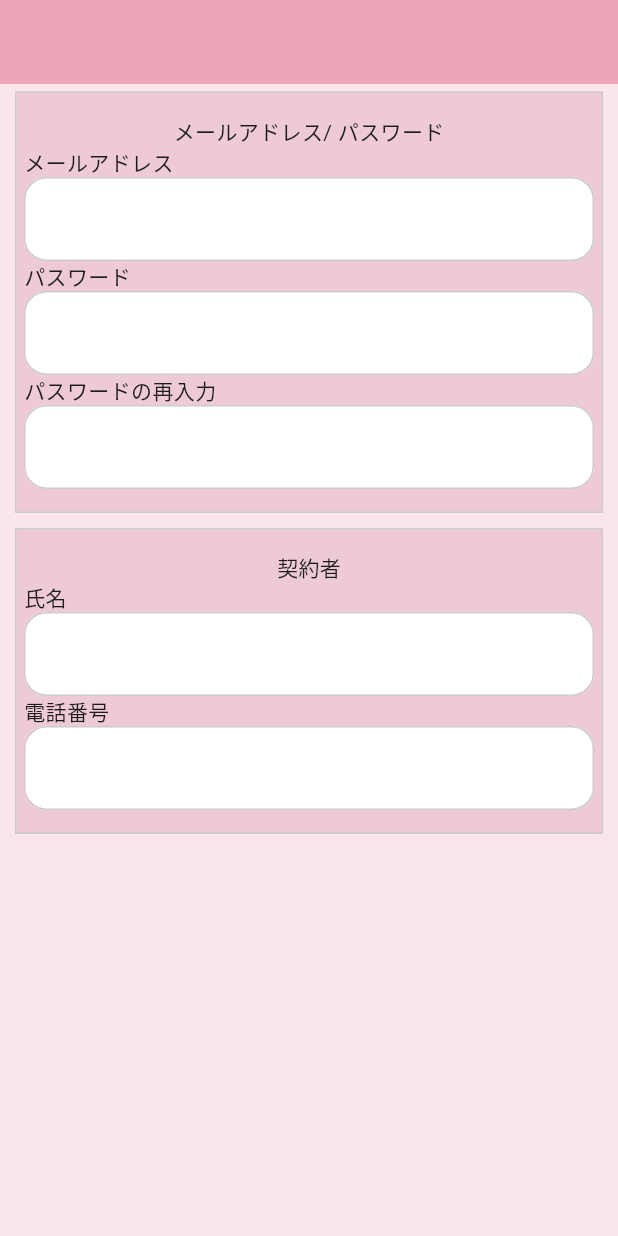
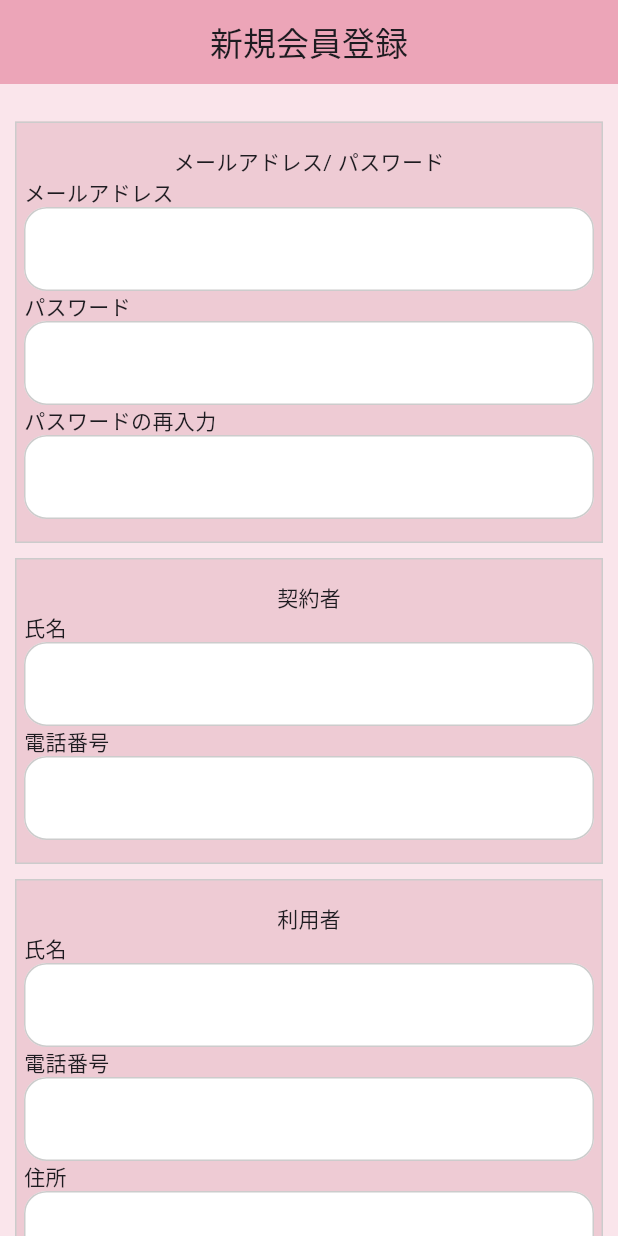
Before and after one commit to uchiran-chi/hohoemi_navi_customer_app, a Flutter app: the FirstSignUpPage screen opened by its route, on a phone screen of 412 x 824 dp. Run offline on Flutter 3.47's test engine with Material 3 defaults, Android fonts, the light colour scheme and no system bars; our stand-ins replace flutter_riverpod, freezed_annotation, go_router, table_calendar.

Commit message:
our first commit

```diff
--- a/lib/main.dart
+++ b/lib/main.dart
@@ -22,6 +22,7 @@ class App extends ConsumerWidget {
           backgroundColor: Color(0xFFECA5B8),
         ),
         scaffoldBackgroundColor: const Color(0xFFFAE5EB),
+        indicatorColor: Color(0xFFE76992),
         elevatedButtonTheme: ElevatedButtonThemeData(
           style: ElevatedButton.styleFrom(
             maximumSize: const Size.fromWidth(double.infinity),
--- a/lib/pages/first_signup_page.dart
+++ b/lib/pages/first_signup_page.dart
@@ -4,16 +4,20 @@ import 'package:flutter_riverpod/flutter_riverpod.dart';
 import '../components/input_field.dart';
 import '../components/signup_container.dart';
 
+//会員登録画面
 class FirstSignUpPage extends ConsumerWidget {
   const FirstSignUpPage({super.key});
 
   @override
   Widget build(BuildContext context, WidgetRef ref) {
     return Scaffold(
-      appBar: AppBar(),
+      appBar: AppBar(
+        title: const Text('新規会員登録'),
+      ),
       body: Center(
-        child: Column(
+        child: ListView(
           children: [
+            const SizedBox(height: 20,),
             SignupContainer(
               text: 'メールアドレス/ パスワード',
               widgetList: const [
@@ -29,6 +33,15 @@ class FirstSignUpPage extends ConsumerWidget {
                 InputField(text: '電話番号'),
               ],
             ),
+            SignupContainer(
+              text: '利用者',
+              widgetList: const [
+                InputField(text: '氏名'),
+                InputField(text: '電話番号'),
+                InputField(text: '住所'),
+              ],
+            ),
+            const SizedBox(height: 20,),
           ],
         ),
       ),
--- a/lib/pages/login_page.dart
+++ b/lib/pages/login_page.dart
@@ -3,10 +3,9 @@ import 'package:flutter_riverpod/flutter_riverpod.dart';
 import 'package:go_router/go_router.dart';
 
 import '../components/input_field.dart';
-import '../data/api_service.dart';
-import '../domain/reaction/reaction.dart';
 import '../domain/reaction_controller.dart';
 
+//ログイン画面
 class LoginPage extends ConsumerWidget{
   const LoginPage({super.key});
 
--- a/lib/pages/second_signup_page.dart
+++ b/lib/pages/second_signup_page.dart
@@ -0,0 +1 @@
+//会員登録情報確認画面
--- a/lib/pages/setting_page.dart
+++ b/lib/pages/setting_page.dart
@@ -0,0 +1 @@
+//設定画面(余力があれば作成)
```
Also changed, not shown: lib/pages/home.dart (+31 -16 lines), 1 other file.
